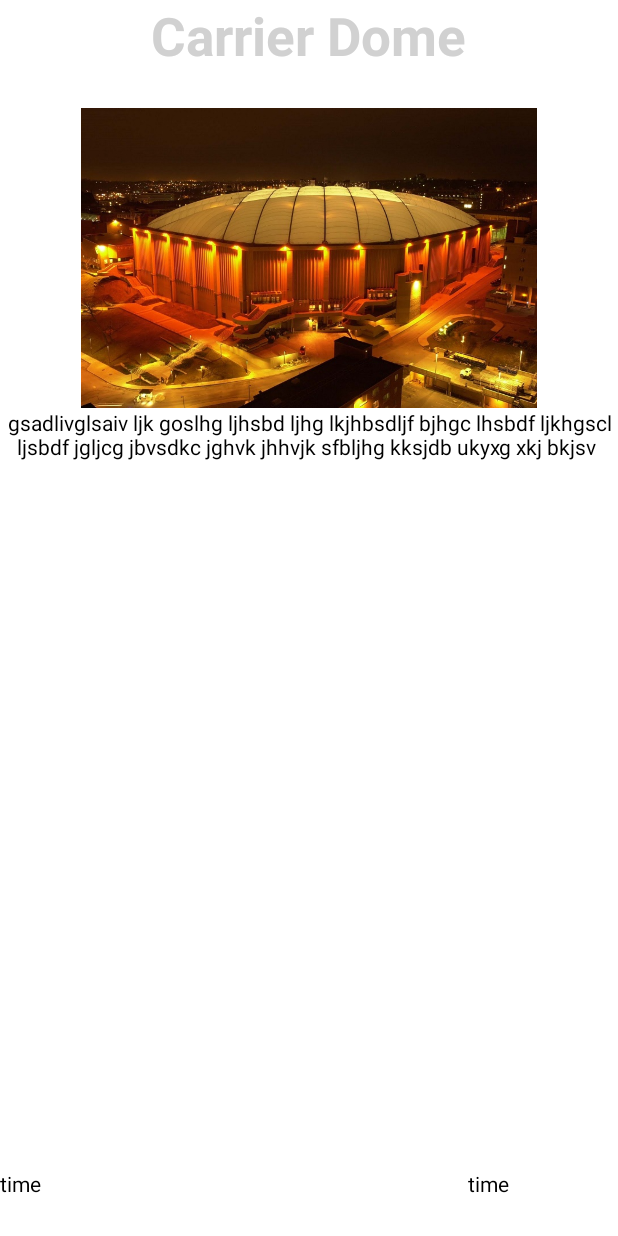
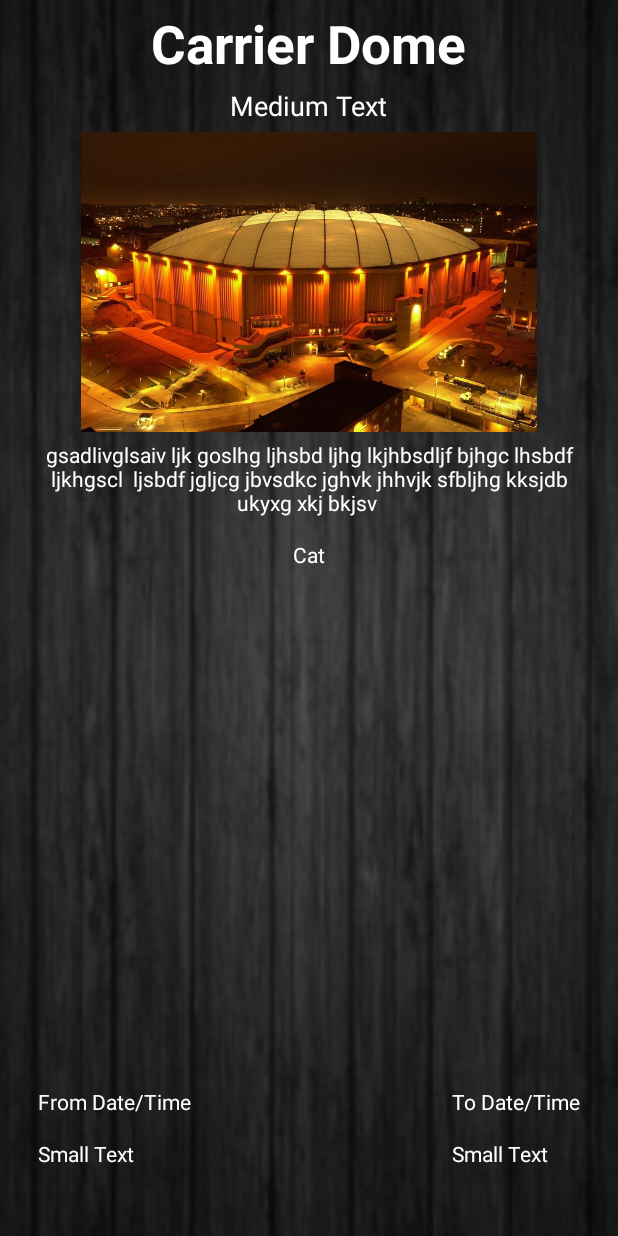
Before and after one commit to yogeshchaudhari16991/SU-Map, an Android app: the layout fragment_event_detail.xml on its own in the app's theme, with its tools: preview values and no code run, on a phone screen of 412 x 824 dp. Run offline under Robolectric (Android 15) with nearby library versions, the phone set to English and light mode, and no system bars.

Commit message:
json folder

```diff
--- a/app/src/main/java/com/example/yogesh16991/test_proj/myRecyclerViewAdapter.java
+++ b/app/src/main/java/com/example/yogesh16991/test_proj/myRecyclerViewAdapter.java
@@ -39,7 +39,7 @@ public class myRecyclerViewAdapter extends RecyclerView.Adapter<myRecyclerViewAd
                 .inflate(R.layout.card_view, parent, false);
         ViewHolder vh = new ViewHolder(v);
         Animation animation = null;
-        animation = AnimationUtils.loadAnimation(context, R.anim.shake);
+        animation = AnimationUtils.loadAnimation(context, R.anim.hyperspace_out);
         v.startAnimation(animation);
         return vh;
     }
--- a/app/src/main/res/anim/hyperspace_out.xml
+++ b/app/src/main/res/anim/hyperspace_out.xml
@@ -8,7 +8,7 @@
       android:pivotX="50%"
       android:pivotY="50%"
       android:fillAfter="false"
-      android:duration="700" />
+      android:duration="1200" />
    <set
       android:interpolator="@android:anim/accelerate_interpolator"
                 android:startOffset="700">
--- a/app/src/main/res/layout/fragment_event_detail.xml
+++ b/app/src/main/res/layout/fragment_event_detail.xml
@@ -9,7 +9,7 @@
         android:layout_height="fill_parent"
         android:layout_gravity="left|top"
         android:id="@+id/details"
-        android:background="#ffffffff">
+        android:background="@drawable/wood">
 
         <TextView
             android:layout_width="wrap_content"
@@ -22,7 +22,8 @@
             android:textStyle="normal|bold"
             android:textSize="35dp"
             android:textIsSelectable="true"
-            android:textColor="#ffd1d1d1" />
+            android:textColor="#ffffffff"
+            android:layout_marginTop="5dp" />
 
         <TextView
             android:layout_width="wrap_content"
@@ -32,7 +33,8 @@
             android:id="@+id/markertitle"
             android:textColor="#ffffffff"
             android:layout_below="@+id/eventname"
-            android:layout_centerHorizontal="true" />
+            android:layout_centerHorizontal="true"
+            android:layout_marginTop="5dp" />
         markertitle
         <ImageView
             android:layout_width="match_parent"
@@ -40,7 +42,10 @@
             android:id="@+id/imageView"
             android:src="@drawable/carrier_dome_night"
             android:layout_below="@+id/markertitle"
-            android:layout_alignParentStart="true" />
+            android:layout_alignParentStart="true"
+            android:layout_marginTop="5dp"
+            android:layout_marginLeft="10dp"
+            android:layout_marginRight="10dp" />
 
         <TextView
             android:layout_width="wrap_content"
@@ -49,32 +54,70 @@
             android:text="gsadlivglsaiv ljk goslhg ljhsbd ljhg lkjhbsdljf bjhgc lhsbdf ljkhgscl  ljsbdf jgljcg jbvsdkc jghvk jhhvjk sfbljhg kksjdb ukyxg xkj bkjsv "
             android:id="@+id/eventdesc"
             android:gravity="center"
-            android:textColor="#ff000000"
+            android:textColor="#ffffffff"
             android:layout_below="@+id/imageView"
-            android:layout_alignParentStart="true" />
+            android:layout_alignParentStart="true"
+            android:layout_marginTop="5dp"
+            android:layout_marginLeft="20dp"
+            android:layout_marginRight="20dp" />
 
 
 
         <TextView
-            android:layout_width="100dp"
+            android:layout_width="wrap_content"
             android:layout_height="wrap_content"
             android:textAppearance="?android:attr/textAppearanceSmall"
-            android:text="time "
+            android:text="From Date/Time"
             android:id="@+id/stime"
-            android:textColor="#ff000000"
+            android:textColor="#ffffffff"
+            android:layout_marginBottom="80dp"
             android:layout_alignParentBottom="true"
             android:layout_alignParentStart="true"
-            android:layout_marginBottom="25dp" />
+            android:layout_marginLeft="25dp" />
 
         <TextView
-            android:layout_width="100dp"
+            android:layout_width="wrap_content"
             android:layout_height="wrap_content"
             android:textAppearance="?android:attr/textAppearanceSmall"
-            android:text="time"
+            android:text="To Date/Time"
             android:id="@+id/etime"
             android:layout_alignTop="@+id/stime"
             android:layout_alignParentEnd="true"
-            android:textColor="#ff000000" />
+            android:textColor="#ffffffff"
+            android:layout_marginRight="25dp" />
+
+        <TextView
+            android:layout_width="wrap_content"
+            android:layout_height="wrap_content"
+            android:textAppearance="?android:attr/textAppearanceSmall"
+            android:text="Cat"
+            android:id="@+id/textView5"
+            android:layout_below="@+id/eventdesc"
+            android:layout_centerHorizontal="true"
+            android:layout_marginTop="15dp"
+            android:textColor="#ffffffff" />
+
+        <TextView
+            android:layout_width="wrap_content"
+            android:layout_height="wrap_content"
+            android:textAppearance="?android:attr/textAppearanceSmall"
+            android:text="Small Text"
+            android:id="@+id/textViewFromDateEvent"
+            android:layout_below="@+id/etime"
+            android:layout_alignStart="@+id/stime"
+            android:layout_marginTop="15dp"
+            android:textColor="#ffffffff" />
+
+        <TextView
+            android:layout_width="wrap_content"
+            android:layout_height="wrap_content"
+            android:textAppearance="?android:attr/textAppearanceSmall"
+            android:text="Small Text"
+            android:id="@+id/textViewToDateEvent"
+            android:layout_below="@+id/etime"
+            android:layout_alignStart="@+id/etime"
+            android:layout_marginTop="15dp"
+            android:textColor="#ffffffff" />
 
         <!--
                 <ImageView
@@ -87,4 +130,5 @@
                     android:src="@drawable/ottotheorange" />-->
 
     </RelativeLayout>
+
 </FrameLayout>
--- a/app/src/main/res/layout/toolbar.xml
+++ b/app/src/main/res/layout/toolbar.xml
@@ -6,6 +6,7 @@
         android:id="@+id/toolbar"
         android:layout_alignParentStart="true"
         android:layout_gravity="center_horizontal"
-        android:background="#00FFFFFF">
+        android:background="#eb161616"
+        android:theme="@style/Theme.AppCompat">
 
     </android.support.v7.widget.Toolbar>
```
Also changed, not shown: app/src/main/java/com/example/yogesh16991/test_proj/AboutUs.java (added, +109 -0 lines), app/src/main/res/layout/fragment_about_us.xml (added, +66 -0 lines), app/src/main/res/layout/fragment_add_new_event.xml (+38 -15 lines), app/src/main/res/drawable/aboutus.png (added), app/src/main/res/drawable/wood.jpg (added).
